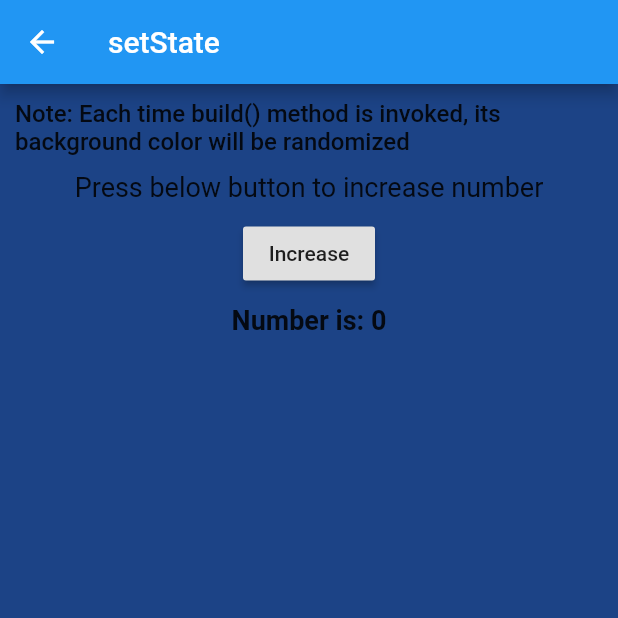
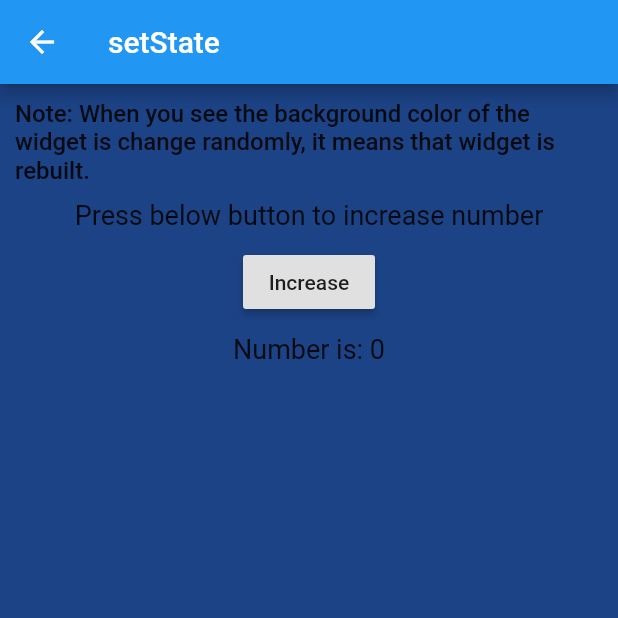
Before and after one commit to fluttervn/demo_state_management, a Flutter app: the SetStatePage screen opened directly, on a phone screen of 412 x 824 dp, the top half of it. Run offline on Flutter 3.47's test engine with Material 2 defaults, Android fonts, the phone set to English and light mode, and no system bars.

Commit message:
Update Text Style and description

```diff
--- a/lib/app_util.dart
+++ b/lib/app_util.dart
@@ -17,8 +17,8 @@ Color createRandomColor() {
 
 Widget textGuideRebuildWarning() {
   return Text(
-    'Note: Each time build() method is invoked, its background color will '
-    'be randomized',
+    'Note: When you see the background color of the widget is change randomly, '
+    'it means that widget is rebuilt.',
     style: TextStyle(fontWeight: FontWeight.w500, fontSize: 16),
   );
 }
@@ -32,7 +32,6 @@ Widget textGuideTouchButtonToIncrease() {
 
 TextStyle textResultStyle = TextStyle(
   fontSize: 18,
-  fontWeight: FontWeight.bold,
 );
 
 SizedBox height10 = SizedBox(height: 10);
```
